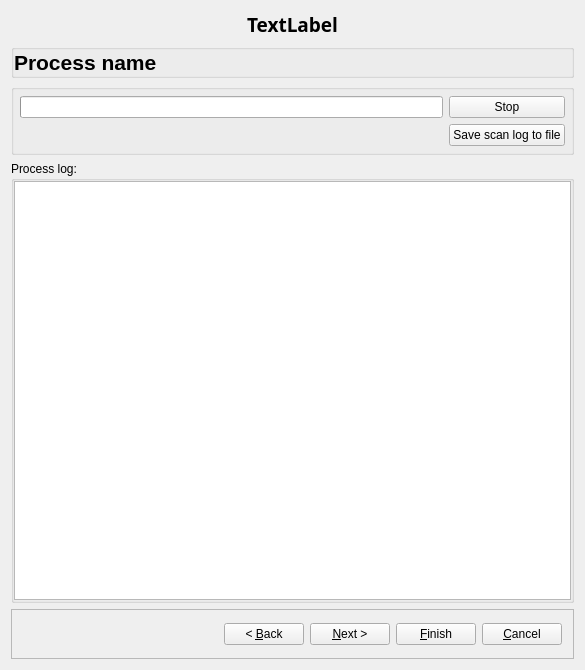
Qt form src/gui/discoverydruid_q.ui (fwbuilder/fwbuilder) before a commit.
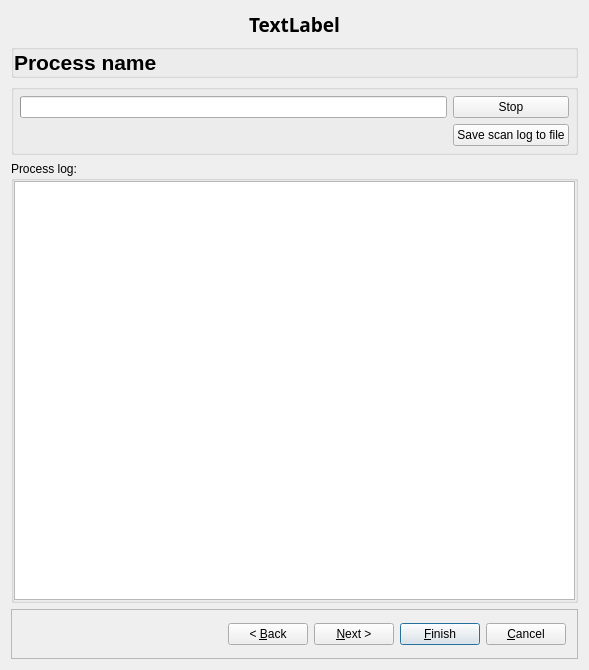
The same form after that commit. The open tabs and pages were chosen to show the change.

Commit message: Added default buttons to importer dialog

Patch:
```diff
--- a/src/gui/discoverydruid_q.ui
+++ b/src/gui/discoverydruid_q.ui
@@ -1,11 +1,11 @@
 <ui version="4.0" >
  <class>DiscoveryDruid_q</class>
- <widget class="QDialog" name="DiscoveryDruid_q" >
-  <property name="geometry" >
+ <widget class="QDialog" name="DiscoveryDruid_q">
+  <property name="geometry">
    <rect>
     <x>0</x>
     <y>0</y>
-    <width>585</width>
+    <width>589</width>
     <height>670</height>
    </rect>
   </property>
@@ -2058,6 +2058,9 @@
         <property name="text" >
          <string>&lt; &amp;Back</string>
         </property>
+        <property name="autoDefault">
+         <bool>false</bool>
+        </property>
        </widget>
       </item>
       <item>
@@ -2065,7 +2068,10 @@
         <property name="text" >
          <string>&amp;Next ></string>
         </property>
-        <property name="flat" >
+        <property name="default">
+         <bool>true</bool>
+        </property>
+        <property name="flat">
          <bool>false</bool>
         </property>
        </widget>
@@ -2075,7 +2081,10 @@
         <property name="text" >
          <string>&amp;Finish</string>
         </property>
-        <property name="flat" >
+        <property name="default">
+         <bool>true</bool>
+        </property>
+        <property name="flat">
          <bool>false</bool>
         </property>
        </widget>
@@ -2085,6 +2094,9 @@
         <property name="text" >
          <string>&amp;Cancel</string>
         </property>
+        <property name="autoDefault">
+         <bool>false</bool>
+        </property>
        </widget>
       </item>
      </layout>
@@ -2092,7 +2104,7 @@
    </item>
   </layout>
  </widget>
- <layoutdefault spacing="6" margin="11" />
+ <layoutdefault spacing="6" margin="11"/>
  <tabstops>
   <tabstop>dm_fromfile</tabstop>
   <tabstop>filename</tabstop>
```
Left out of the diff: 1461 changed lines with no effect on the pictures.
